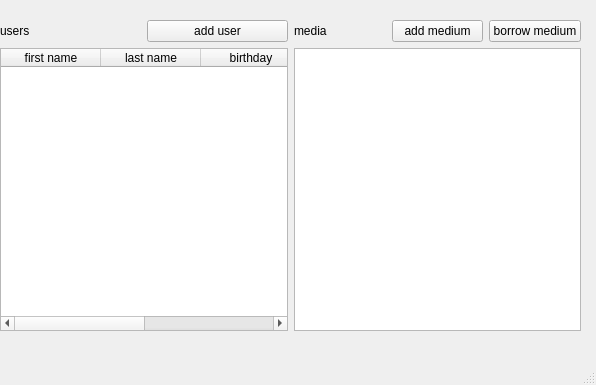
This is mainwindow.ui in alexinatra2/prog2-beleg-qt as Qt 5 draws it before an edit. The edited form follows.
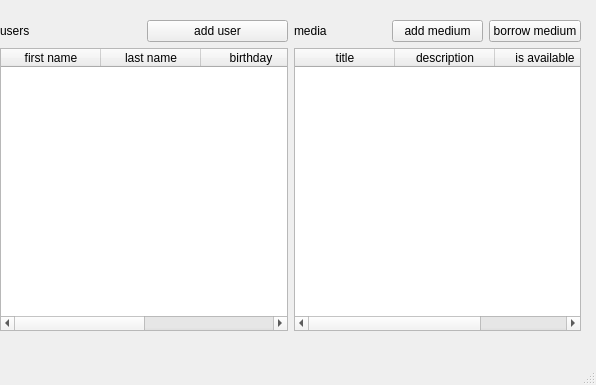
This is the edited form.

What changed in the file:
```diff
--- a/mainwindow.ui
+++ b/mainwindow.ui
@@ -98,7 +98,23 @@
         </layout>
        </item>
        <item>
-        <widget class="QTableWidget" name="mediumTable"/>
+        <widget class="QTableWidget" name="mediumTable">
+         <column>
+          <property name="text">
+           <string>title</string>
+          </property>
+         </column>
+         <column>
+          <property name="text">
+           <string>description</string>
+          </property>
+         </column>
+         <column>
+          <property name="text">
+           <string>is available</string>
+          </property>
+         </column>
+        </widget>
        </item>
       </layout>
      </item>
```
